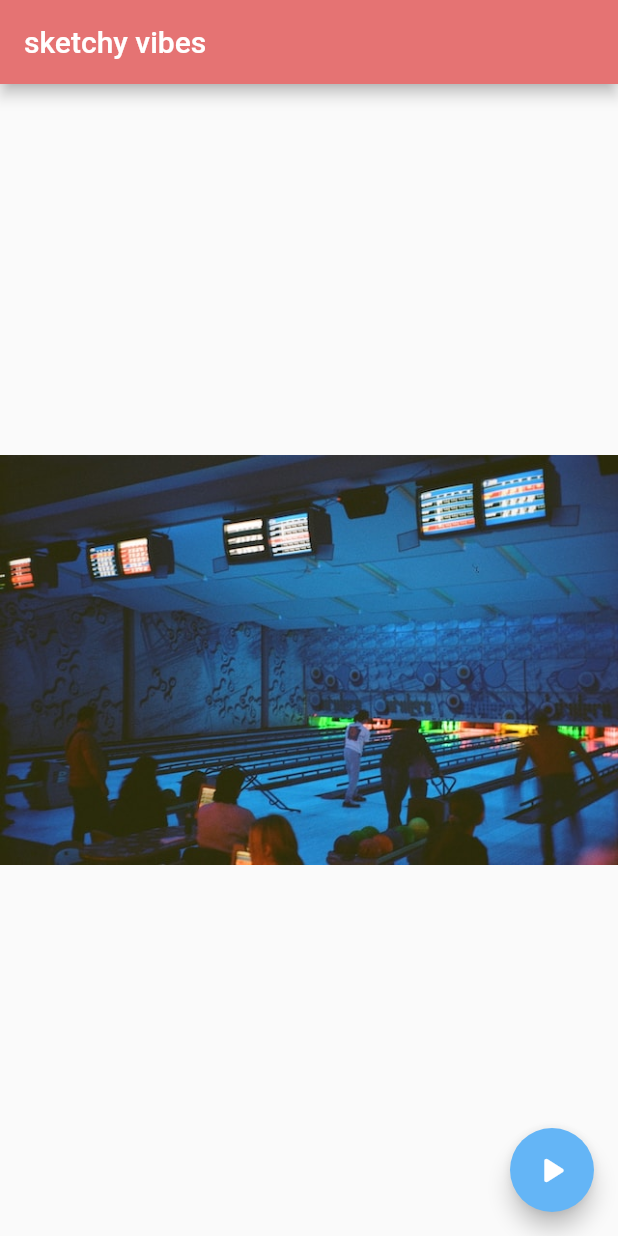
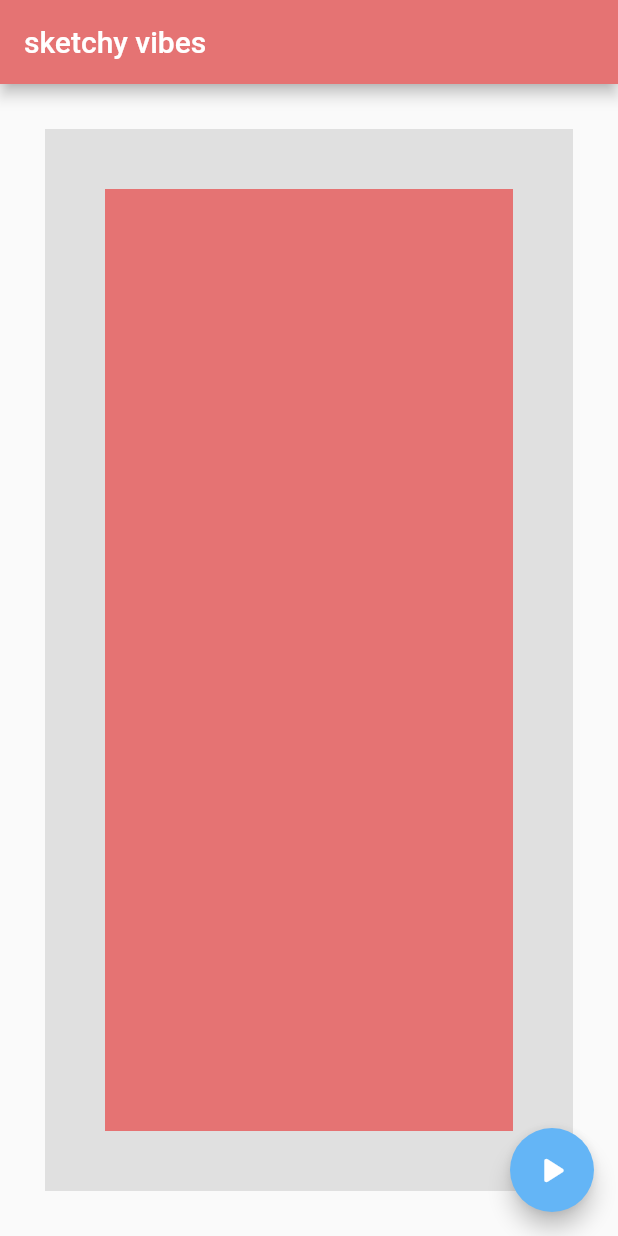
Before and after one commit to mariam-bebawy/cc_lessons, a Flutter app: the screen it shows after launch, on a phone screen of 412 x 824 dp. Run offline on Flutter 3.47's test engine with Material 2 defaults, Android fonts, the phone set to English and light mode, and no system bars.

Commit message:
containers

```diff
--- a/lib/main.dart
+++ b/lib/main.dart
@@ -16,8 +16,12 @@ class HomePage extends StatelessWidget {
         title: Text("sketchy vibes"),
         backgroundColor: Colors.red[300],
       ),
-      body: Center(
-        child: Image.asset("assets/images/bowling.jpg"),
+      body: Container(
+        color: Colors.grey[300],
+        margin: EdgeInsets.all(30.0),
+        padding: EdgeInsets.all(40.0),
+        child: Container(color: Colors.red[300],),
+        // child: Image.asset("assets/images/bowling.jpg"),
         // child: IconButton(
         //   onPressed: () { print("icon button pressed ! ..."); },
         //   icon: Icon(Icons.mail),
```
